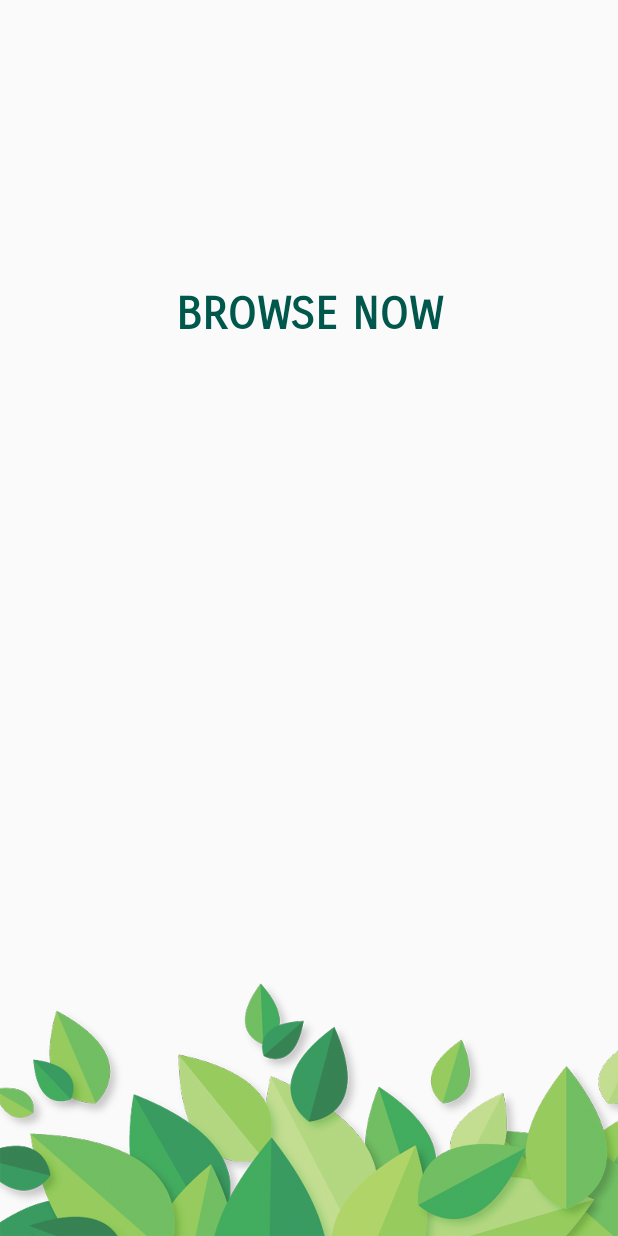
After one commit to chearuno/Mobile-Portfolio, an Android app: the layout fragment_welcome.xml on its own in the app's theme, with its tools: preview values and no code run, on a phone screen of 412 x 824 dp. The commit adds this screen. Run offline under Robolectric (Android 15) with nearby library versions, the light colour scheme and no system bars.

Commit message:
welcome scren

```diff
--- a/app/src/main/java/com/example/mobileportfolio/Adaptors/BrowseAdaptor.java
+++ b/app/src/main/java/com/example/mobileportfolio/Adaptors/BrowseAdaptor.java
@@ -25,7 +25,7 @@ import java.util.List;
 
 public class BrowseAdaptor extends RecyclerView.Adapter<BrowseAdaptor.ViewHolder> {
     private List<Browse_data> myDataset;
-    private FragmentManager fm;
+
     private Context context;
 
 
@@ -104,7 +104,7 @@ public class BrowseAdaptor extends RecyclerView.Adapter<BrowseAdaptor.ViewHolder
 
     }
     private void toViewFrag(String adId, String Title, String Category,String discrip, String imageuRI){
-        FragmentManager fm = ((MainActivity)context).getSupportFragmentManager();;
+        FragmentManager fm = ((MainActivity)context).getSupportFragmentManager();
 
       Bundle bundle=new Bundle();
        bundle.putString("adId", adId);
--- /dev/null
+++ b/app/src/main/res/layout/fragment_welcome.xml
@@ -0,0 +1,42 @@
+<?xml version="1.0" encoding="utf-8"?>
+<android.support.design.widget.CoordinatorLayout xmlns:android="http://schemas.android.com/apk/res/android"
+    xmlns:app="http://schemas.android.com/apk/res-auto"
+    xmlns:tools="http://schemas.android.com/tools"
+    android:layout_width="match_parent"
+    android:layout_height="match_parent"
+    tools:context="Fragments.Welcome"
+    android:orientation="vertical">
+
+
+    <LinearLayout
+        android:layout_width="match_parent"
+        android:layout_height="match_parent"
+        android:orientation="vertical">
+
+        <TextView
+            android:id="@+id/textView5"
+            android:layout_width="match_parent"
+            android:layout_height="186dp" />
+
+        <Button
+            android:id="@+id/button_brow"
+            style="@style/Widget.AppCompat.Button"
+            android:layout_width="match_parent"
+            android:layout_height="wrap_content"
+            android:background="@null"
+            android:fontFamily="sans-serif-smallcaps"
+            android:text="Browse Now"
+            android:textColor="@color/colorPrimaryDark"
+            android:textSize="30sp"
+            android:textStyle="bold" />
+
+        <ImageView
+            android:id="@+id/imageView3"
+            android:layout_width="match_parent"
+            android:layout_height="200dp"
+            android:layout_weight="0.2"
+            android:scaleType="fitEnd"
+            app:srcCompat="@drawable/onetrim" />
+    </LinearLayout>
+
+</android.support.design.widget.CoordinatorLayout>
--- a/app/src/main/res/menu/drawermenu.xml
+++ b/app/src/main/res/menu/drawermenu.xml
@@ -8,7 +8,8 @@
     <item android:id="@+id/addupload" android:title="Add / Upload" android:icon="@drawable/upload_bw"/>
     <item android:id="@+id/myarts" android:title="My Arts" android:icon="@drawable/myarts_bw"/>
     <item android:id="@+id/profile" android:title="Profile" android:icon="@drawable/profile_bw"/>
-    <item android:id="@+id/logout" android:title="Log Out" android:icon="@drawable/logout_bw"/>
+    <item android:id="@+id/catogery" android:title="Catogary" android:icon="@drawable/catagorymanager_icon"/>
+
     </group>
 
 
--- a/app/src/main/res/values/colors.xml
+++ b/app/src/main/res/values/colors.xml
@@ -6,7 +6,7 @@
 
     <color name="errorMessageRed">#ff0000</color>
 
-    <color name="bg_login">#26ae90</color>
+    <color name="bg_login">#FFFFFF</color>
     <color name="bg_register">#2e3237</color>
     <color name="bg_main">#428bca</color>
     <color name="white">#ffffff</color>
```
Also changed, not shown: app/src/main/java/com/example/mobileportfolio/Fragments/Add.java (+13 -31 lines), app/src/main/java/com/example/mobileportfolio/Fragments/Add_Category.java (added, +80 -0 lines), app/src/main/java/com/example/mobileportfolio/Fragments/Category.java (added, +40 -0 lines), app/src/main/java/com/example/mobileportfolio/Fragments/Welcome.java (added, +49 -0 lines), app/src/main/java/com/example/mobileportfolio/MainActivity.java (+6 -1 lines), app/src/main/res/layout/fragment_addcatogary.xml (added, +82 -0 lines), app/src/main/res/layout/fragment_addupload.xml (deleted, +0 -16 lines), app/src/main/res/layout/fragment_category.xml (added, +55 -0 lines), app/src/main/res/layout/fragment_upload.xml (deleted, +0 -54 lines), app/src/main/res/drawable/onetrim.png (added), app/src/main/res/drawable/twotrim.png (added).
